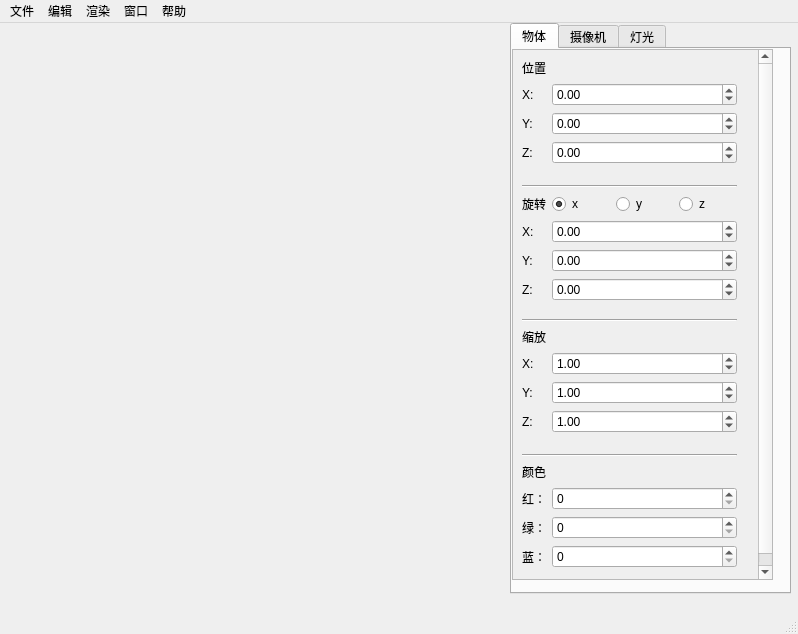
Above: RenderLite/mainwindow.ui from mumu-sild/RenderLite before the change. Below: the same form after it.
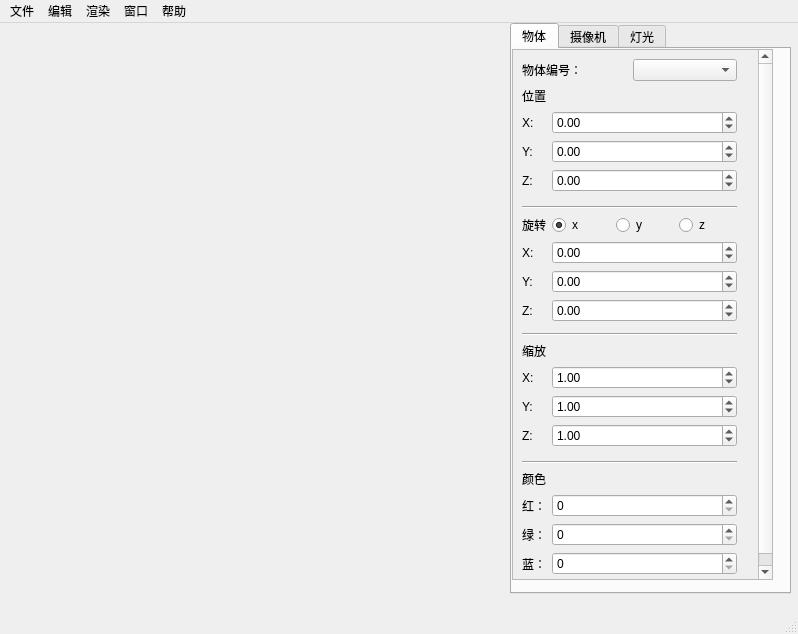
That is the form after the change.

What changed in the file:
```diff
--- a/RenderLite/mainwindow.ui
+++ b/RenderLite/mainwindow.ui
@@ -64,6 +64,24 @@
         </size>
        </property>
        <layout class="QVBoxLayout" name="verticalLayout_2">
+        <item>
+         <layout class="QHBoxLayout" name="horizontalLayout_2">
+          <item>
+           <widget class="QLabel" name="label">
+            <property name="text">
+             <string>物体编号：</string>
+            </property>
+           </widget>
+          </item>
+          <item>
+           <widget class="QComboBox" name="object_number_comboBox">
+            <property name="currentIndex">
+             <number>-1</number>
+            </property>
+           </widget>
+          </item>
+         </layout>
+        </item>
         <item>
          <layout class="QFormLayout" name="formLayout">
           <item row="1" column="0">
```
